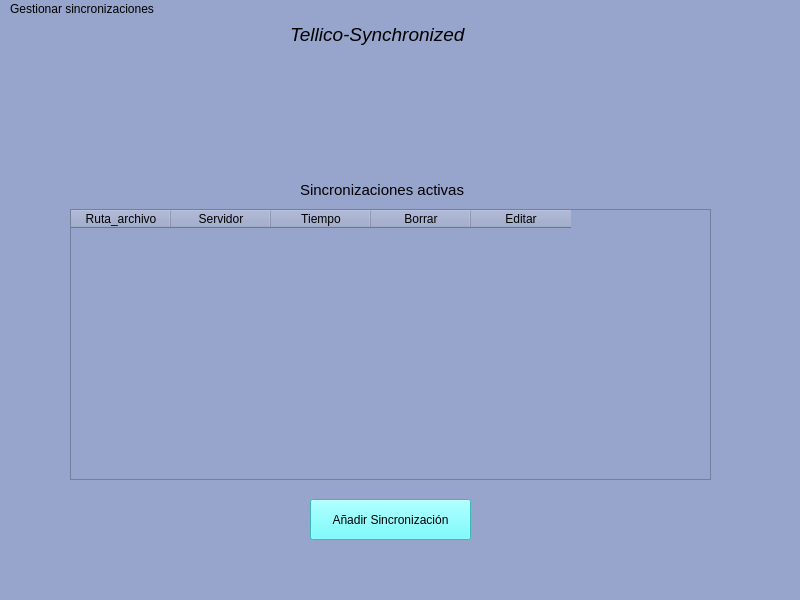
Before: the Qt Designer form Capa_presentacion/ventana.ui in ncgomez17/Tellico-Synchronized, drawn with Qt 5.
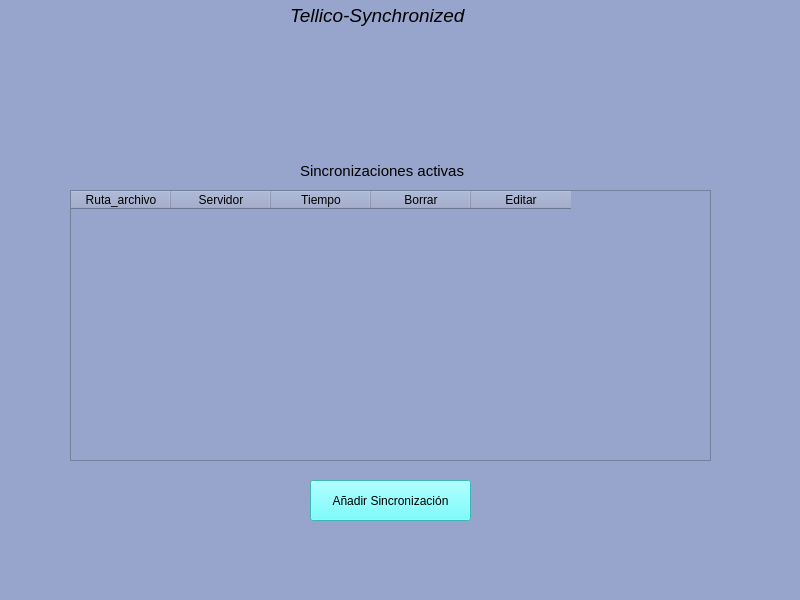
After: the same form once the commit is applied. Icons and pictures are not drawn.

Commit message: Realizado añadir y editar de la UI

```diff
--- a/Capa_presentacion/ventana.ui
+++ b/Capa_presentacion/ventana.ui
@@ -231,14 +231,6 @@
    <property name="autoFillBackground">
     <bool>false</bool>
    </property>
-   <widget class="QMenu" name="menu_gestionar">
-    <property name="title">
-     <string>Gestionar sincronizaciones</string>
-    </property>
-    <addaction name="editar_sincronizaciones"/>
-    <addaction name="anhadir_sincronizaciones"/>
-   </widget>
-   <addaction name="menu_gestionar"/>
   </widget>
   <widget class="QStatusBar" name="statusBar"/>
   <action name="editar_sincronizaciones">
```
The commit also changes 5 other files.
